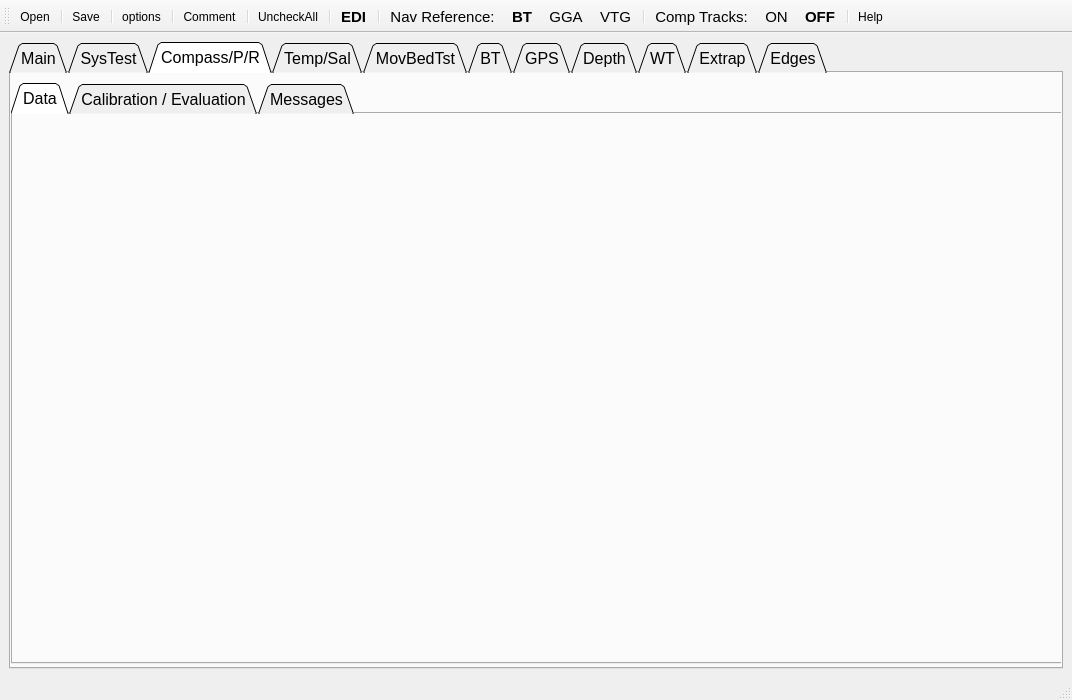
rowetechinc/QRevPy, file UI/QRev_gui.ui: the form before one commit.
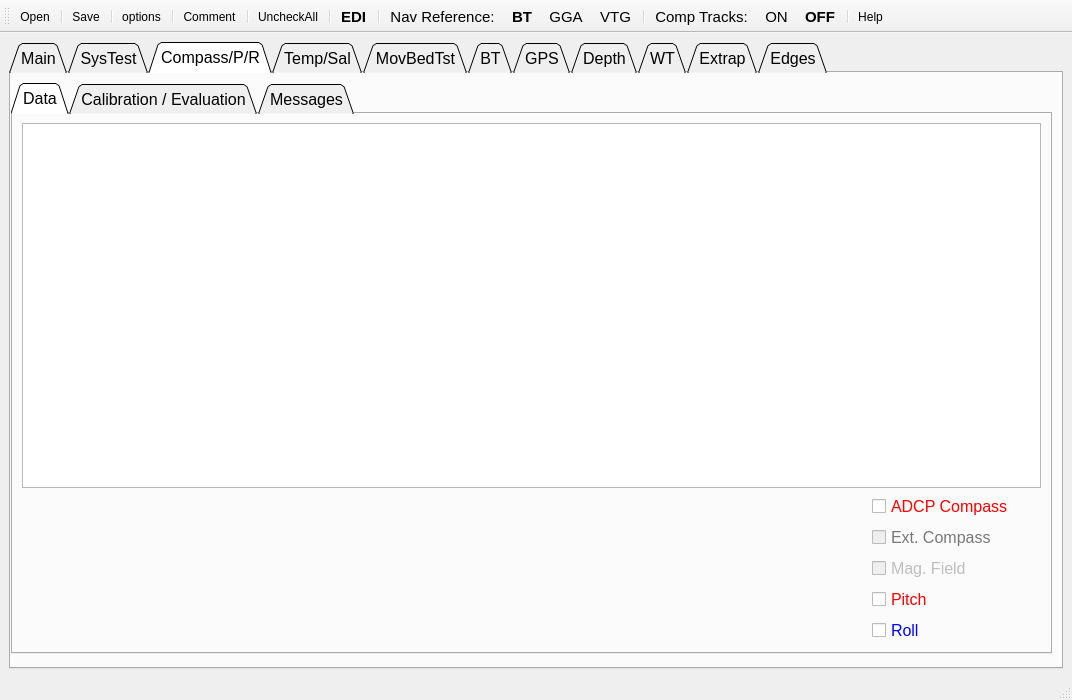
The form after the commit. The open tabs and pages were chosen to show the change. Icons and pictures are not drawn.

Commit message: Modified code from John to eliminate double click to open file. Added a tab_manager

Diff of the .ui file:
```diff
--- a/UI/QRev_gui.ui
+++ b/UI/QRev_gui.ui
@@ -10,6 +10,43 @@
     <height>700</height>
    </rect>
   </property>
+  <property name="palette">
+   <palette>
+    <active>
+     <colorrole role="Text">
+      <brush brushstyle="SolidPattern">
+       <color alpha="255">
+        <red>0</red>
+        <green>0</green>
+        <blue>255</blue>
+       </color>
+      </brush>
+     </colorrole>
+    </active>
+    <inactive>
+     <colorrole role="Text">
+      <brush brushstyle="SolidPattern">
+       <color alpha="255">
+        <red>0</red>
+        <green>0</green>
+        <blue>255</blue>
+       </color>
+      </brush>
+     </colorrole>
+    </inactive>
+    <disabled>
+     <colorrole role="Text">
+      <brush brushstyle="SolidPattern">
+       <color alpha="255">
+        <red>120</red>
+        <green>120</green>
+        <blue>120</blue>
+       </color>
+      </brush>
+     </colorrole>
+    </disabled>
+   </palette>
+  </property>
   <property name="windowTitle">
    <string>MainWindow</string>
   </property>
@@ -41,6 +78,43 @@
         <height>0</height>
        </size>
       </property>
+      <property name="palette">
+       <palette>
+        <active>
+         <colorrole role="Text">
+          <brush brushstyle="SolidPattern">
+           <color alpha="255">
+            <red>0</red>
+            <green>0</green>
+            <blue>0</blue>
+           </color>
+          </brush>
+         </colorrole>
+        </active>
+        <inactive>
+         <colorrole role="Text">
+          <brush brushstyle="SolidPattern">
+           <color alpha="255">
+            <red>0</red>
+            <green>0</green>
+            <blue>0</blue>
+           </color>
+          </brush>
+         </colorrole>
+        </inactive>
+        <disabled>
+         <colorrole role="Text">
+          <brush brushstyle="SolidPattern">
+           <color alpha="255">
+            <red>120</red>
+            <green>120</green>
+            <blue>120</blue>
+           </color>
+          </brush>
+         </colorrole>
+        </disabled>
+       </palette>
+      </property>
       <property name="font">
        <font>
         <pointsize>12</pointsize>
@@ -423,8 +497,8 @@
          <rect>
           <x>0</x>
           <y>10</y>
-          <width>1161</width>
-          <height>581</height>
+          <width>1041</width>
+          <height>571</height>
          </rect>
         </property>
         <property name="tabShape">
@@ -437,6 +511,253 @@
          <attribute name="title">
           <string>Data</string>
          </attribute>
+         <layout class="QGridLayout" name="gridLayout_11">
+          <item row="0" column="0">
+           <layout class="QVBoxLayout" name="verticalLayout_6" stretch="3,4,4">
+            <item>
+             <widget class="QTableWidget" name="table_compass_pr"/>
+            </item>
+            <item>
+             <layout class="QHBoxLayout" name="horizontalLayout_10" stretch="10,2">
+              <item>
+               <widget class="QWidget" name="graph_heading" native="true"/>
+              </item>
+              <item>
+               <layout class="QVBoxLayout" name="verticalLayout_4">
+                <item>
+                 <widget class="QCheckBox" name="cb_adcp_compass">
+                  <property name="palette">
+                   <palette>
+                    <active>
+                     <colorrole role="WindowText">
+                      <brush brushstyle="SolidPattern">
+                       <color alpha="255">
+                        <red>255</red>
+                        <green>0</green>
+                        <blue>0</blue>
+                       </color>
+                      </brush>
+                     </colorrole>
+                     <colorrole role="Text">
+                      <brush brushstyle="SolidPattern">
+                       <color alpha="255">
+                        <red>0</red>
+                        <green>0</green>
+                        <blue>255</blue>
+                       </color>
+                      </brush>
+                     </colorrole>
+                    </active>
+                    <inactive>
+                     <colorrole role="WindowText">
+                      <brush brushstyle="SolidPattern">
+                       <color alpha="255">
+                        <red>255</red>
+                        <green>0</green>
+                        <blue>0</blue>
+                       </color>
+                      </brush>
+                     </colorrole>
+                     <colorrole role="Text">
+                      <brush brushstyle="SolidPattern">
+                       <color alpha="255">
+                        <red>0</red>
+                        <green>0</green>
+                        <blue>255</blue>
+                       </color>
+                      </brush>
+                     </colorrole>
+                    </inactive>
+                    <disabled>
+                     <colorrole role="WindowText">
+                      <brush brushstyle="SolidPattern">
+                       <color alpha="255">
+                        <red>120</red>
+                        <green>120</green>
+                        <blue>120</blue>
+                       </color>
+                      </brush>
+                     </colorrole>
+                     <colorrole role="Text">
+                      <brush brushstyle="SolidPattern">
+                       <color alpha="255">
+                        <red>120</red>
+                        <green>120</green>
+                        <blue>120</blue>
+                       </color>
+                      </brush>
+                     </colorrole>
+                    </disabled>
+                   </palette>
+                  </property>
+                  <property name="text">
+                   <string>ADCP Compass</string>
+                  </property>
+                 </widget>
+                </item>
+                <item>
+                 <widget class="QCheckBox" name="cb_ext_compass">
+                  <property name="enabled">
+                   <bool>false</bool>
+                  </property>
+                  <property name="palette">
+                   <palette>
+                    <active>
+                     <colorrole role="WindowText">
+                      <brush brushstyle="SolidPattern">
+                       <color alpha="255">
+                        <red>0</red>
+                        <green>0</green>
+                        <blue>255</blue>
+                       </color>
+                      </brush>
+                     </colorrole>
+                    </active>
+                    <inactive>
+                     <colorrole role="WindowText">
+                      <brush brushstyle="SolidPattern">
+                       <color alpha="255">
+                        <red>0</red>
+                        <green>0</green>
+                        <blue>255</blue>
+                       </color>
+                      </brush>
+                     </colorrole>
+                    </inactive>
+                    <disabled>
+                     <colorrole role="WindowText">
+                      <brush brushstyle="SolidPattern">
+                       <color alpha="255">
+                        <red>120</red>
+                        <green>120</green>
+                        <blue>120</blue>
+                       </color>
+                      </brush>
+                     </colorrole>
+                    </disabled>
+                   </palette>
+                  </property>
+                  <property name="text">
+                   <string>Ext. Compass</string>
+                  </property>
+                 </widget>
+                </item>
+                <item>
+                 <widget class="QCheckBox" name="cb_mag_field">
+                  <property name="enabled">
+                   <bool>false</bool>
+                  </property>
+                  <property name="text">
+                   <string>Mag. Field</string>
+                  </property>
+                 </widget>
+                </item>
+               </layout>
+              </item>
+             </layout>
+            </item>
+            <item>
+             <layout class="QHBoxLayout" name="horizontalLayout_9" stretch="10,2">
+              <item>
+               <widget class="QWidget" name="graph_pr" native="true"/>
+              </item>
+              <item>
+               <layout class="QVBoxLayout" name="verticalLayout_5" stretch="9,1">
+                <item>
+                 <widget class="QCheckBox" name="cb_pitch">
+                  <property name="palette">
+                   <palette>
+                    <active>
+                     <colorrole role="WindowText">
+                      <brush brushstyle="SolidPattern">
+                       <color alpha="255">
+                        <red>255</red>
+                        <green>0</green>
+                        <blue>0</blue>
+                       </color>
+                      </brush>
+                     </colorrole>
+                    </active>
+                    <inactive>
+                     <colorrole role="WindowText">
+                      <brush brushstyle="SolidPattern">
+                       <color alpha="255">
+                        <red>255</red>
+                        <green>0</green>
+                        <blue>0</blue>
+                       </color>
+                      </brush>
+                     </colorrole>
+                    </inactive>
+                    <disabled>
+                     <colorrole role="WindowText">
+                      <brush brushstyle="SolidPattern">
+                       <color alpha="255">
+                        <red>120</red>
+                        <green>120</green>
+                        <blue>120</blue>
+                       </color>
+                      </brush>
+                     </colorrole>
+                    </disabled>
+                   </palette>
+                  </property>
+                  <property name="text">
+                   <string>Pitch</string>
+                  </property>
+                 </widget>
+                </item>
+                <item>
+                 <widget class="QCheckBox" name="cb_roll">
+                  <property name="palette">
+                   <palette>
+                    <active>
+                     <colorrole role="WindowText">
+                      <brush brushstyle="SolidPattern">
+                       <color alpha="255">
+                        <red>0</red>
+                        <green>0</green>
+                        <blue>255</blue>
+                       </color>
+                      </brush>
+                     </colorrole>
+                    </active>
+                    <inactive>
+                     <colorrole role="WindowText">
+                      <brush brushstyle="SolidPattern">
+                       <color alpha="255">
+                        <red>0</red>
+                        <green>0</green>
+                        <blue>255</blue>
+                       </color>
+                      </brush>
+                     </colorrole>
+                    </inactive>
+                    <disabled>
+                     <colorrole role="WindowText">
+                      <brush brushstyle="SolidPattern">
+                       <color alpha="255">
+                        <red>120</red>
+                        <green>120</green>
+                        <blue>120</blue>
+                       </color>
+                      </brush>
+                     </colorrole>
+                    </disabled>
+                   </palette>
+                  </property>
+                  <property name="text">
+                   <string>Roll</string>
+                  </property>
+                 </widget>
+                </item>
+               </layout>
+              </item>
+             </layout>
+            </item>
+           </layout>
+          </item>
+         </layout>
         </widget>
         <widget class="QWidget" name="tab_compass_2_cal">
          <attribute name="title">
```
Left out of the diff: 197 changed lines with no effect on the pictures. The commit also changes 2 other files.
